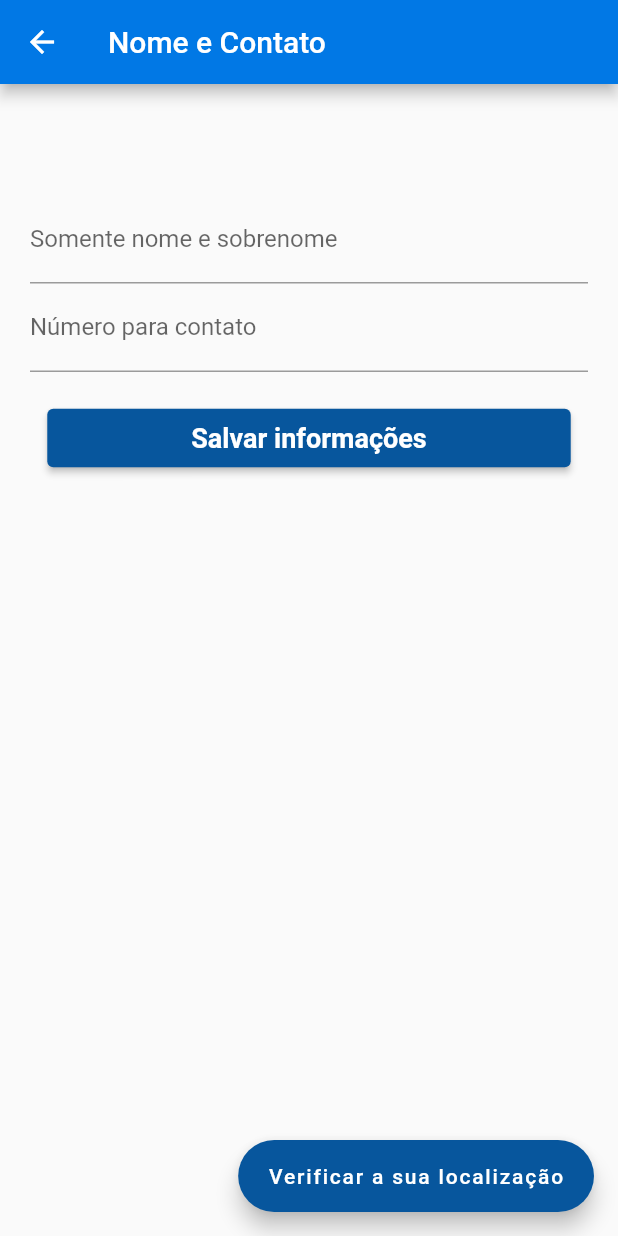
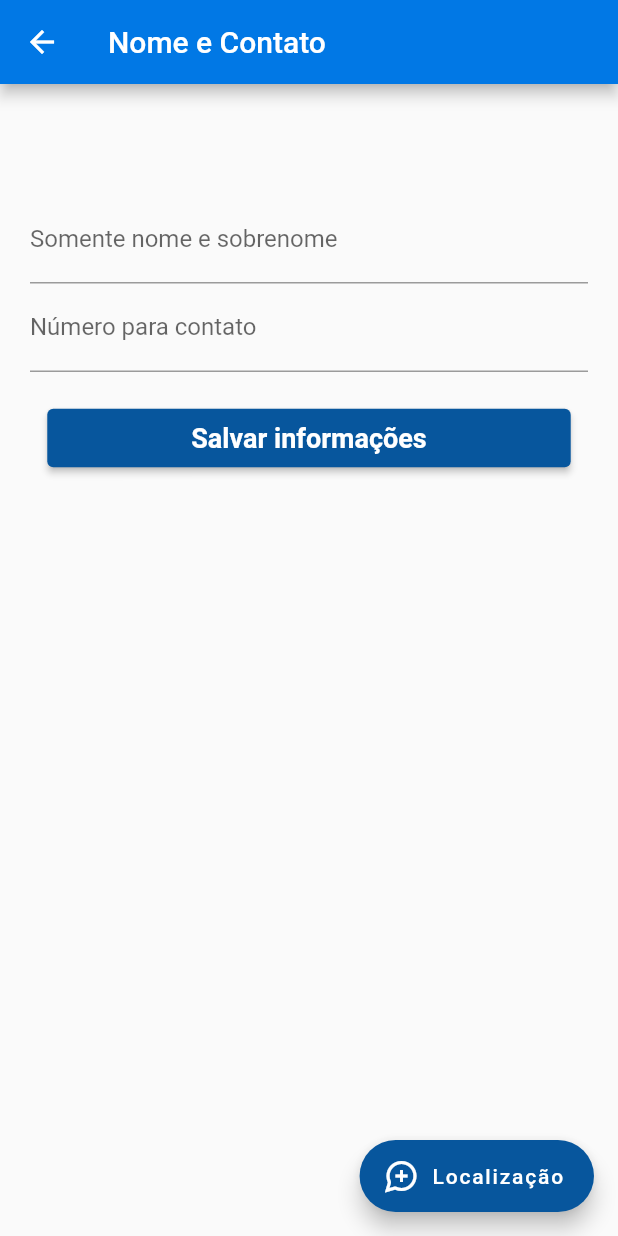
Before and after one commit to Kevin-Sarges/app-agua, a Flutter app: the InfoScreen screen opened by its route, on a phone screen of 412 x 824 dp. Run offline on Flutter 3.47's test engine with Material 2 defaults, Android fonts, the phone set to English and light mode, and no system bars; our stand-ins replace cloud_firestore, firebase_core, flutter_bloc, geolocator, get_it, google_maps_flutter; missing offline and left inert: flutter_config; accounts and stored records are empty.

Commit message:
ajuste no flatingbutton

```diff
--- a/lib/app/presenter/global_widgets/floating_button_app_widget.dart
+++ b/lib/app/presenter/global_widgets/floating_button_app_widget.dart
@@ -8,10 +8,12 @@ class FloatingButtonAppWidget extends StatelessWidget {
     Key? key,
     required this.label,
     required this.onPressed,
+    required this.icon,
   }) : super(key: key);
 
   String label;
   VoidCallback? onPressed;
+  Widget icon;
 
   @override
   Widget build(BuildContext context) {
@@ -19,6 +21,7 @@ class FloatingButtonAppWidget extends StatelessWidget {
       onPressed: onPressed,
       backgroundColor: ColorsApp.blueDarck,
       label: Text(label),
+      icon: icon,
     );
   }
 }
--- a/lib/app/presenter/view/info/screen/info_screen.dart
+++ b/lib/app/presenter/view/info/screen/info_screen.dart
@@ -117,7 +117,8 @@ class _InfoScreenState extends State<InfoScreen> {
             ),
           ),
           floatingActionButton: FloatingButtonAppWidget(
-            label: 'Verificar a sua localização',
+            icon: const Icon(Icons.maps_ugc_outlined),
+            label: 'Localização',
             onPressed: () {
               Navigator.pushNamed(context, RoutesApp.map);
             },
--- a/lib/app/presenter/view/map/screen/map_screen.dart
+++ b/lib/app/presenter/view/map/screen/map_screen.dart
@@ -74,7 +74,8 @@ class _MapScreenState extends State<MapScreen> {
                   onMapCreated: _onMapCreated,
                 ),
                 floatingActionButton: FloatingButtonAppWidget(
-                  label: 'Confirmar sua localização',
+                  icon: const Icon(Icons.check),
+                  label: 'Confirmar',
                   onPressed: () {
                     Navigator.pushNamed(context, RoutesApp.infoUser);
                   },
```
